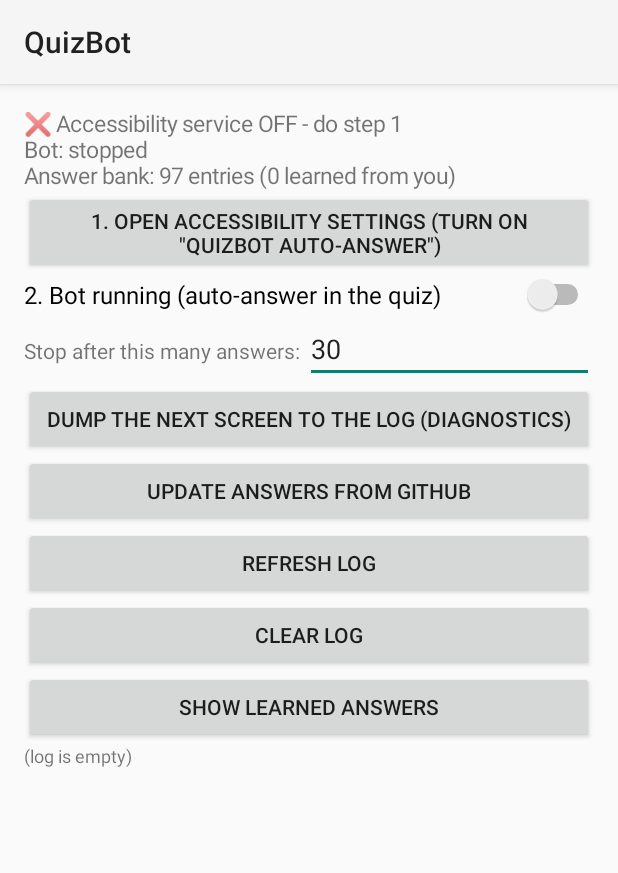
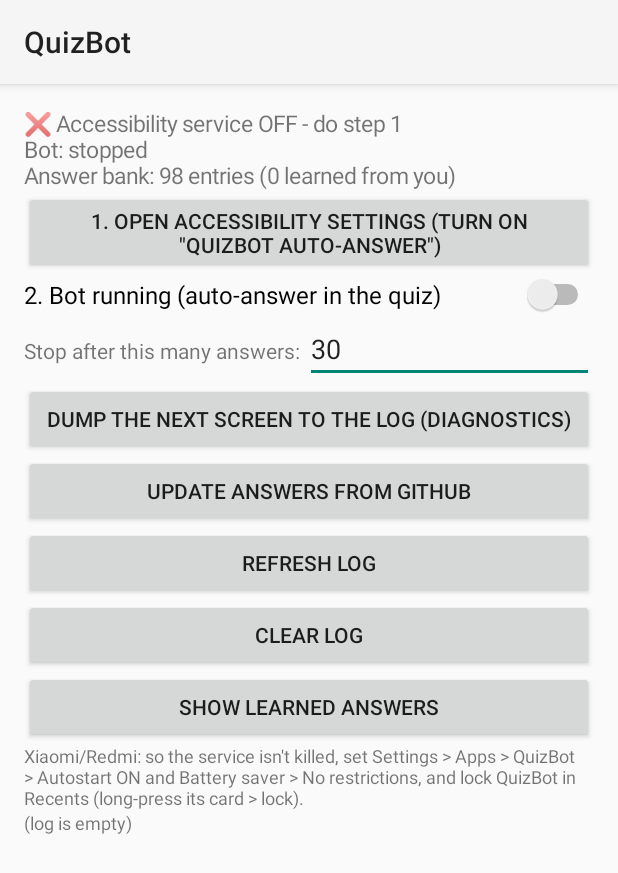
Before and after one commit to shahzad46/QuizBot, an Android app: the screen it shows after launch (MainActivity), on a phone screen of 412 x 824 dp. Shown: the top 873 px of the screen. Run offline under Robolectric (Android 15) with nearby library versions, the phone set to English and light mode, and no system bars.

Commit message:
Show whether the service is really alive (heartbeat), Xiaomi autostart tip; answers: Khadijah's trade to Syria
Co-Authored-By: Claude Opus 5.5 <noreply@anthropic.com>
Claude-Session: https://claude.ai/code/session_01PAVvaRHx54wnSrApkrakaz

```diff
--- a/app/src/main/java/com/hobby/quizbot/MainActivity.kt
+++ b/app/src/main/java/com/hobby/quizbot/MainActivity.kt
@@ -89,15 +89,31 @@ class MainActivity : Activity() {
             logView.text = AnswerBank(this).learnedJson()
         }
 
+        root.addView(TextView(this).apply {
+            textSize = 12f
+            text = "Xiaomi/Redmi: so the service isn't killed, set Settings > Apps > QuizBot > Autostart ON " +
+                "and Battery saver > No restrictions, and lock QuizBot in Recents (long-press its card > lock)."
+        })
         logView = TextView(this).apply { textSize = 12f; setTextIsSelectable(true) }
         root.addView(logView)
 
         setContentView(ScrollView(this).apply { addView(root, MATCH_PARENT, WRAP_CONTENT) })
     }
 
+    private val statusTicker = object : Runnable {
+        override fun run() { refresh(includeLog = false); status.postDelayed(this, 2000) }
+    }
+
     override fun onResume() {
         super.onResume()
         refresh()
+        status.removeCallbacks(statusTicker)
+        status.post(statusTicker)
+    }
+
+    override fun onPause() {
+        status.removeCallbacks(statusTicker)
+        super.onPause()
     }
 
     private fun serviceEnabled(): Boolean {
@@ -106,14 +122,18 @@ class MainActivity : Activity() {
         return enabled.split(':').any { it.equals(me, ignoreCase = true) }
     }
 
-    private fun refresh() {
+    private fun refresh(includeLog: Boolean = true) {
         val bank = AnswerBank(this)
         status.text = buildString {
-            append(if (serviceEnabled()) "✅ Accessibility service ON" else "❌ Accessibility service OFF - do step 1")
+            append(when {
+                serviceEnabled() && QuizService.isAlive() -> "✅ Service running"
+                serviceEnabled() -> "⚠️ ON in Settings but NOT running.\n   Fix: Accessibility > QuizBot auto-answer > OFF then ON.\n   Also allow Autostart for QuizBot (see below)."
+                else -> "❌ Accessibility service OFF - do step 1"
+            })
             append("\nBot: ").append(if (prefs.getBoolean(QuizService.KEY_ENABLED, false)) "RUNNING" else "stopped")
             append("\nAnswer bank: ${bank.size} entries (${bank.learnedCount} learned from you)")
         }
-        logView.text = BotLog.read(this)
+        if (includeLog) logView.text = BotLog.read(this)
         val running = prefs.getBoolean(QuizService.KEY_ENABLED, false)
         if (toggle.isChecked != running) toggle.isChecked = running   // bot may have stopped itself
     }
--- a/app/src/main/java/com/hobby/quizbot/QuizService.kt
+++ b/app/src/main/java/com/hobby/quizbot/QuizService.kt
@@ -47,6 +47,7 @@ class QuizService : AccessibilityService() {
     // Nusuk animates constantly, so a settle-based wait never fires.
     private val tick = object : Runnable {
         override fun run() {
+            lastTick = System.currentTimeMillis()
             try {
                 if (prefs.getBoolean(KEY_ENABLED, false) || prefs.getBoolean(KEY_DUMP, false)) scanScreen()
                 else { answeredThisRun = 0; lastSignature = null }
@@ -79,6 +80,7 @@ class QuizService : AccessibilityService() {
     }
 
     override fun onDestroy() {
+        lastTick = 0L
         handler.removeCallbacks(tick)
         super.onDestroy()
     }
@@ -312,6 +314,10 @@ class QuizService : AccessibilityService() {
         const val KEY_MAX = "max_answers"
         private const val TICK_MS = 1200L
 
+        /** Heartbeat read by the main screen: proves the service is really running, not just ticked in Settings. */
+        @Volatile var lastTick = 0L
+        fun isAlive() = System.currentTimeMillis() - lastTick < 5_000
+
         private val IGNORED_PACKAGES = listOf(
             "com.android.systemui", "com.miui.home", "com.mi.android.globallauncher",
             "com.android.launcher", "com.google.android.apps.nexuslauncher",
```
Also changed, not shown: app/src/main/assets/answers.json (+16 -0 lines).
